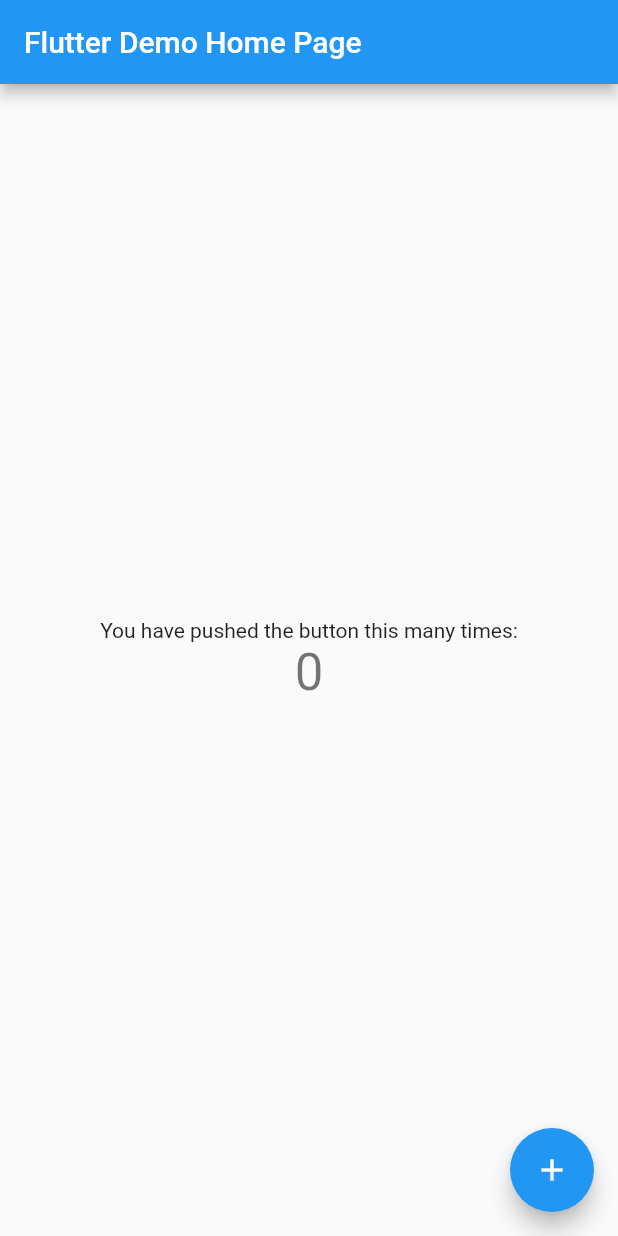
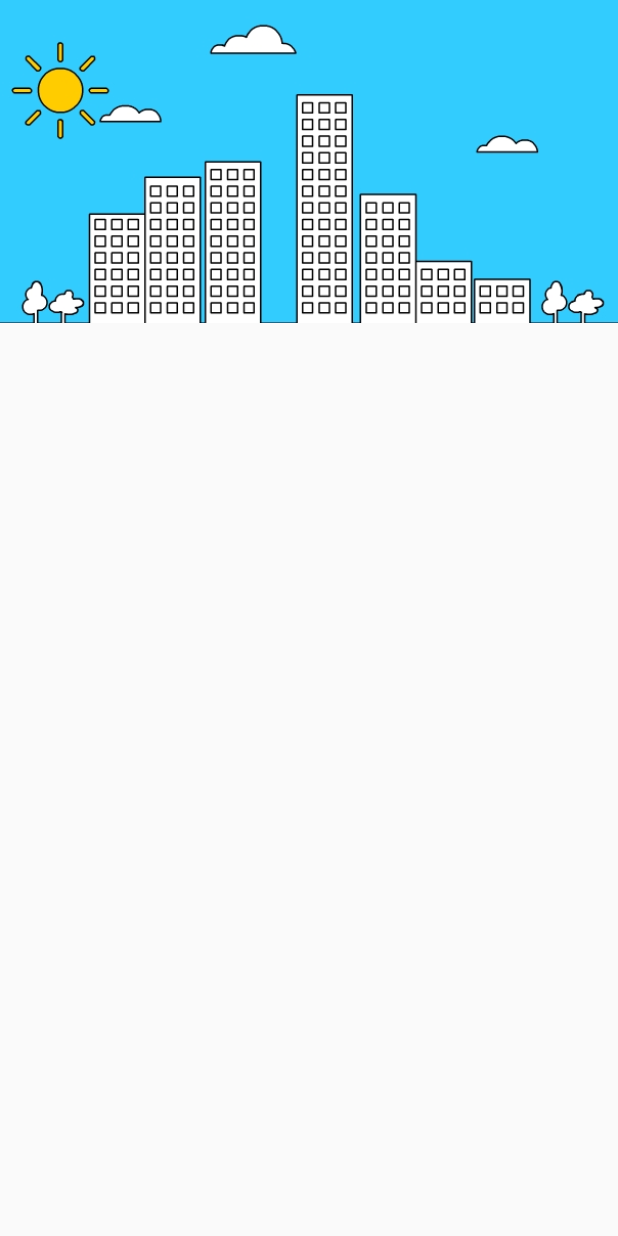
Before and after one commit to sajibAdhi/weather-app, a Flutter app: the screen it shows after launch, on a phone screen of 412 x 824 dp. Run offline on Flutter 3.47's test engine with Material 2 defaults, Android fonts, the phone set to English and light mode, and no system bars.

```diff
--- a/lib/main.dart
+++ b/lib/main.dart
@@ -1,113 +1,25 @@
 import 'package:flutter/material.dart';
 
-void main() {
-  runApp(MyApp());
+void main() => runApp(WeatherApp());
+
+class WeatherApp extends StatefulWidget {
+  @override
+  _WeatherAppState createState() => _WeatherAppState();
 }
 
-class MyApp extends StatelessWidget {
-  // This widget is the root of your application.
+class _WeatherAppState extends State<WeatherApp> {
   @override
   Widget build(BuildContext context) {
     return MaterialApp(
-      title: 'Flutter Demo',
-      theme: ThemeData(
-        // This is the theme of your application.
-        //
-        // Try running your application with "flutter run". You'll see the
-        // application has a blue toolbar. Then, without quitting the app, try
-        // changing the primarySwatch below to Colors.green and then invoke
-        // "hot reload" (press "r" in the console where you ran "flutter run",
-        // or simply save your changes to "hot reload" in a Flutter IDE).
-        // Notice that the counter didn't reset back to zero; the application
-        // is not restarted.
-        primarySwatch: Colors.blue,
-      ),
-      home: MyHomePage(title: 'Flutter Demo Home Page'),
-    );
-  }
-}
-
-class MyHomePage extends StatefulWidget {
-  MyHomePage({Key key, this.title}) : super(key: key);
-
-  // This widget is the home page of your application. It is stateful, meaning
-  // that it has a State object (defined below) that contains fields that affect
-  // how it looks.
-
-  // This class is the configuration for the state. It holds the values (in this
-  // case the title) provided by the parent (in this case the App widget) and
-  // used by the build method of the State. Fields in a Widget subclass are
-  // always marked "final".
-
-  final String title;
-
-  @override
-  _MyHomePageState createState() => _MyHomePageState();
-}
-
-class _MyHomePageState extends State<MyHomePage> {
-  int _counter = 0;
-
-  void _incrementCounter() {
-    setState(() {
-      // This call to setState tells the Flutter framework that something has
-      // changed in this State, which causes it to rerun the build method below
-      // so that the display can reflect the updated values. If we changed
-      // _counter without calling setState(), then the build method would not be
-      // called again, and so nothing would appear to happen.
-      _counter++;
-    });
-  }
-
-  @override
-  Widget build(BuildContext context) {
-    // This method is rerun every time setState is called, for instance as done
-    // by the _incrementCounter method above.
-    //
-    // The Flutter framework has been optimized to make rerunning build methods
-    // fast, so that you can just rebuild anything that needs updating rather
-    // than having to individually change instances of widgets.
-    return Scaffold(
-      appBar: AppBar(
-        // Here we take the value from the MyHomePage object that was created by
-        // the App.build method, and use it to set our appbar title.
-        title: Text(widget.title),
-      ),
-      body: Center(
-        // Center is a layout widget. It takes a single child and positions it
-        // in the middle of the parent.
-        child: Column(
-          // Column is also a layout widget. It takes a list of children and
-          // arranges them vertically. By default, it sizes itself to fit its
-          // children horizontally, and tries to be as tall as its parent.
-          //
-          // Invoke "debug painting" (press "p" in the console, choose the
-          // "Toggle Debug Paint" action from the Flutter Inspector in Android
-          // Studio, or the "Toggle Debug Paint" command in Visual Studio Code)
-          // to see the wireframe for each widget.
-          //
-          // Column has various properties to control how it sizes itself and
-          // how it positions its children. Here we use mainAxisAlignment to
-          // center the children vertically; the main axis here is the vertical
-          // axis because Columns are vertical (the cross axis would be
-          // horizontal).
-          mainAxisAlignment: MainAxisAlignment.center,
+      home: Scaffold(
+        body: Column(
           children: <Widget>[
-            Text(
-              'You have pushed the button this many times:',
-            ),
-            Text(
-              '$_counter',
-              style: Theme.of(context).textTheme.headline4,
+            Container(
+              child: Image.asset('assets/images/dayTime.jpg'),
             ),
           ],
         ),
       ),
-      floatingActionButton: FloatingActionButton(
-        onPressed: _incrementCounter,
-        tooltip: 'Increment',
-        child: Icon(Icons.add),
-      ), // This trailing comma makes auto-formatting nicer for build methods.
     );
   }
 }
--- a/pubspec.yaml
+++ b/pubspec.yaml
@@ -45,8 +45,8 @@ flutter:
   uses-material-design: true
 
   # To add assets to your application, add an assets section, like this:
-  # assets:
-  #   - images/a_dot_burr.jpeg
+  assets:
+    - assets/images/
   #   - images/a_dot_ham.jpeg
 
   # An image asset can refer to one or more resolution-specific "variants", see
```
Also changed, not shown: assets/images/dayTime.jpg (added), assets/images/nightTime.jpg (added), pubspec.lock, 2 other files.
